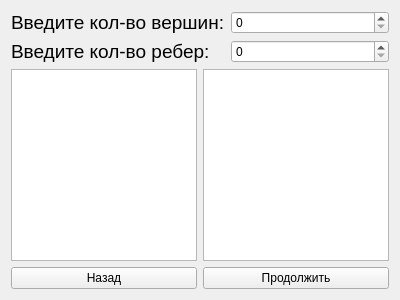
Qt form multrepreswindow.ui (Laitielly/BiblioGraph) before a commit.
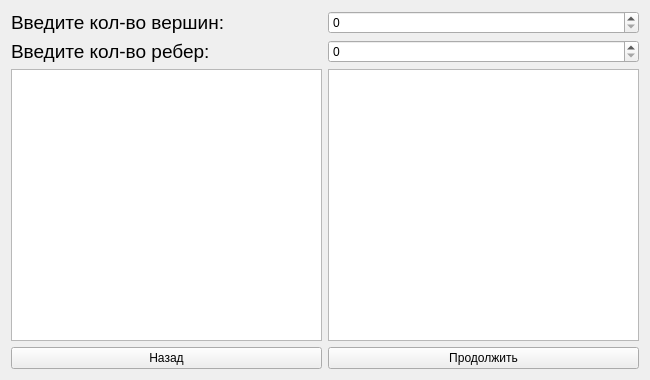
The same form after that commit. Icons and pictures are not drawn.

Patch:
```diff
--- a/multrepreswindow.ui
+++ b/multrepreswindow.ui
@@ -6,8 +6,8 @@
    <rect>
     <x>0</x>
     <y>0</y>
-    <width>400</width>
-    <height>300</height>
+    <width>650</width>
+    <height>380</height>
    </rect>
   </property>
   <property name="windowTitle">
```
Left out of the diff: 10 changed lines with no effect on the pictures.
